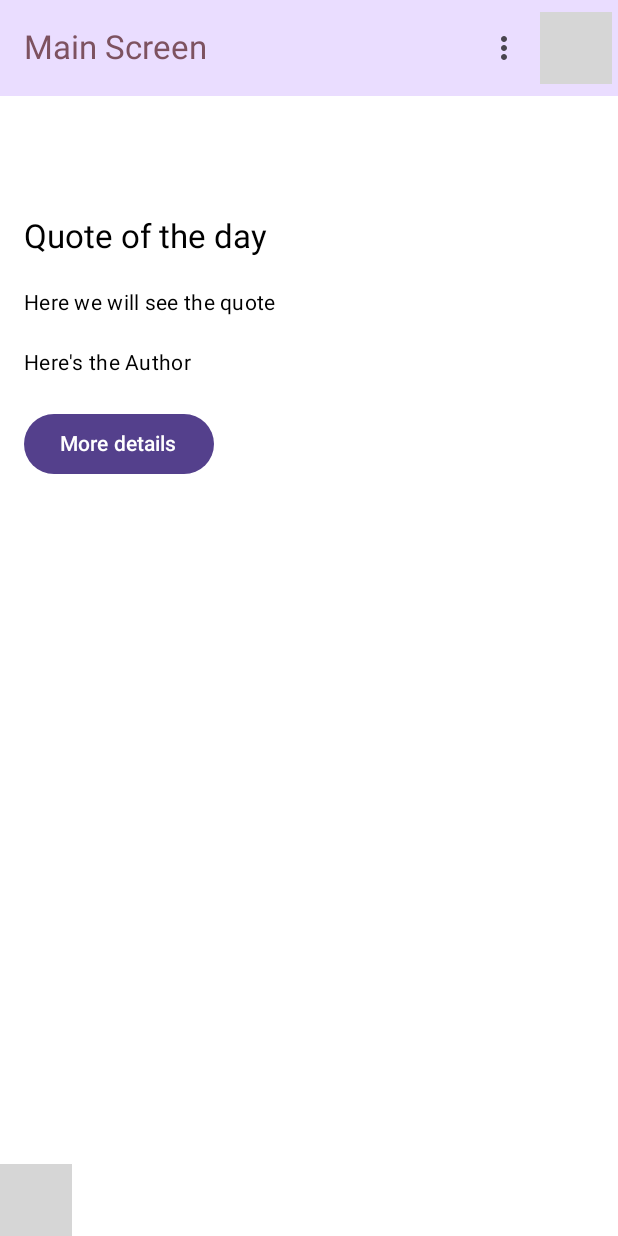
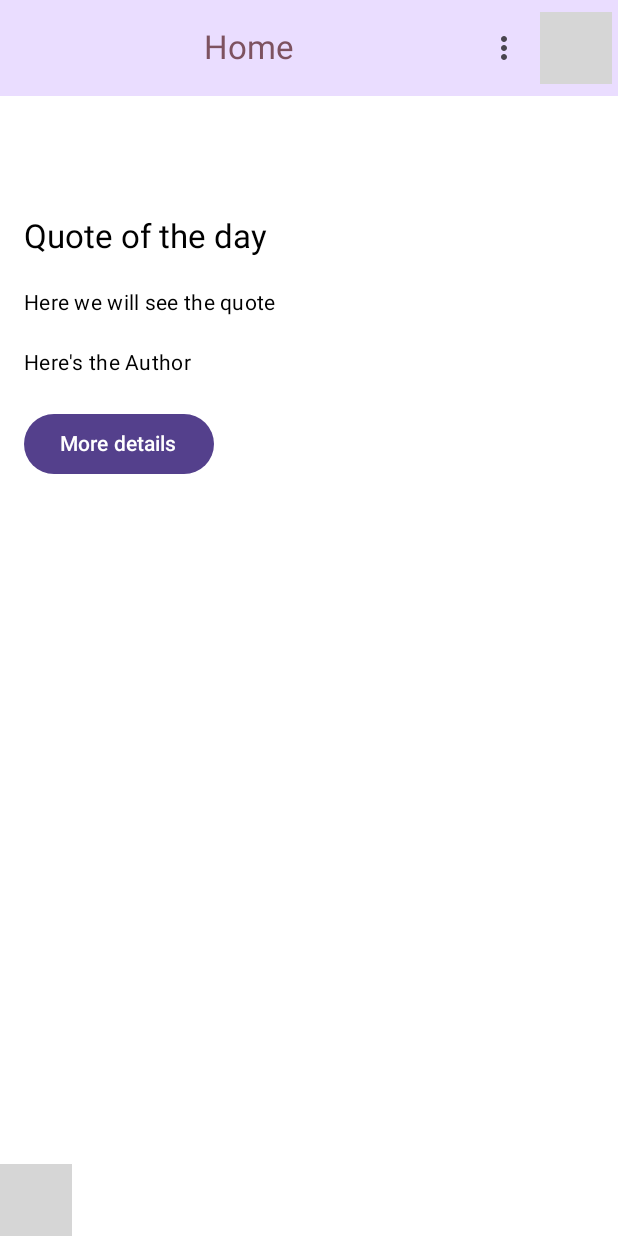
Before and after one commit to xtinabru/QuoteKa, an Android app built with Jetpack Compose: the composable ScaffoldApp shown on its own in the app's theme, on a phone screen of 412 x 824 dp. Run offline under Robolectric (Android 15) with nearby library versions, the phone set to English and light mode, and no system bars; our stand-ins replace Firebase (no records; nobody signed in at launch, a user with empty details on screens opened directly); 2 statements that could not run were skipped; grey boxes are pictures that could not be loaded.

Commit message:
feat: Update top app bar with dynamic title based on current route

```diff
--- a/app/src/main/java/com/example/quotekaapplication/ui/composables/ScaffoldApp.kt
+++ b/app/src/main/java/com/example/quotekaapplication/ui/composables/ScaffoldApp.kt
@@ -21,6 +21,7 @@ import com.example.quotekaapplication.ui.screens.QuoteInfo
 import com.example.quotekaapplication.ui.screens.RegisterScreen
 import com.example.quotekaapplication.ui.screens.SettingsScreen
 import com.example.quotekaapplication.ui.viewmodels.AuthViewModel
+import com.example.quotekaapplication.ui.viewmodels.BottomBarViewModel
 import com.example.quotekaapplication.ui.viewmodels.OnBoardingViewModel
 
 @Composable
@@ -28,15 +29,21 @@ fun ScaffoldApp() {
     val navController = rememberNavController()
 
     val authViewModel: AuthViewModel = viewModel()
+
+    // to get exemp of ViewModel
+    val bottomBarViewModel: BottomBarViewModel = viewModel()
+    val currentRoute = bottomBarViewModel.currentRoute
+
     val isAuthenticated = authViewModel.isAuthenticated.value
     Scaffold(
         modifier = Modifier.fillMaxSize(),
         topBar = {
 
             if (isAuthenticated) { // show if is logged in
-                TopAppBarComponent(title = "Main Screen",
+                TopAppBarComponent(title = "QuoteKa",
                     navController = navController,
-                    authViewModel = authViewModel )
+                    authViewModel = authViewModel,
+                    currentRoute = currentRoute)
             }
         },
         content = { paddingValues -> // paddings btwn elements
--- a/app/src/main/java/com/example/quotekaapplication/ui/composables/TopAppBar/TopBar.kt
+++ b/app/src/main/java/com/example/quotekaapplication/ui/composables/TopAppBar/TopBar.kt
@@ -1,3 +1,5 @@
+import androidx.compose.foundation.layout.Box
+import androidx.compose.foundation.layout.fillMaxWidth
 import androidx.compose.material.icons.Icons
 import androidx.compose.material.icons.filled.MoreVert
 import androidx.compose.material3.ExperimentalMaterial3Api
@@ -12,6 +14,8 @@ import androidx.compose.runtime.getValue
 import androidx.compose.runtime.mutableStateOf
 import androidx.compose.runtime.remember
 import androidx.compose.runtime.setValue
+import androidx.compose.ui.Alignment
+import androidx.compose.ui.Modifier
 import androidx.navigation.NavController
 import com.example.quotekaapplication.ui.composables.TopAppBar.DropdownMenuComponent
 import com.example.quotekaapplication.ui.composables.TopAppBar.LogoutConfirmationDialog
@@ -22,10 +26,22 @@ import com.example.quotekaapplication.ui.viewmodels.AuthViewModel
 fun TopAppBarComponent(
     title: String,
     navController: NavController,
-    authViewModel: AuthViewModel
+    authViewModel: AuthViewModel,
+    currentRoute: String
 ) {
     var expanded by remember { mutableStateOf(false) }
     var showLogoutConfirmation by remember { mutableStateOf(false) }
+
+    val title = when (currentRoute) {
+        "home" -> "Home"
+        "categories" -> "Categories"
+        "add_quote" -> "Add Quote"
+        "favorite" -> "Favorites"
+        "settings" -> "Settings"
+        "profile" -> "Profile"
+        else -> "QuoteKa" // default
+    }
+
 
     TopAppBar(
         colors = TopAppBarDefaults.topAppBarColors(
@@ -33,7 +49,13 @@ fun TopAppBarComponent(
             titleContentColor = MaterialTheme.colorScheme.tertiary,
         ),
         title = {
-            Text(text = title)
+            Box(modifier = Modifier.fillMaxWidth()) {
+                Text(
+                    text = title,
+                    modifier = Modifier.align(Alignment.Center),
+                    style = MaterialTheme.typography.titleLarge
+                )
+            }
         },
         actions = {
             IconButton(onClick = { expanded = !expanded }) {
```
